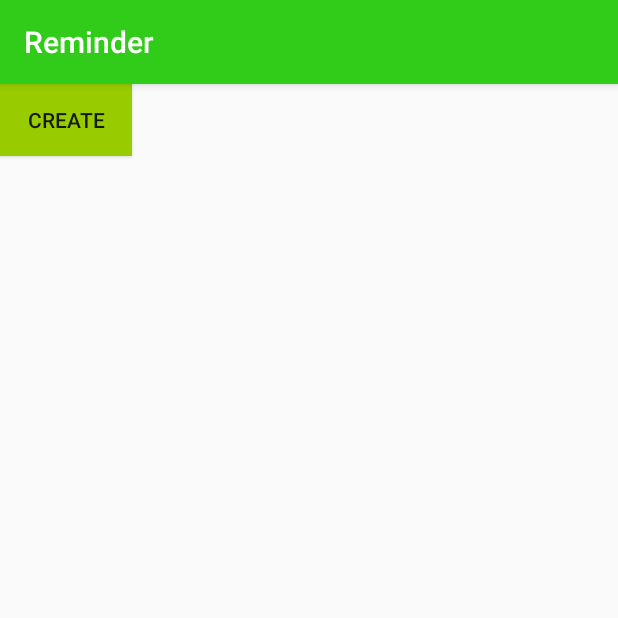
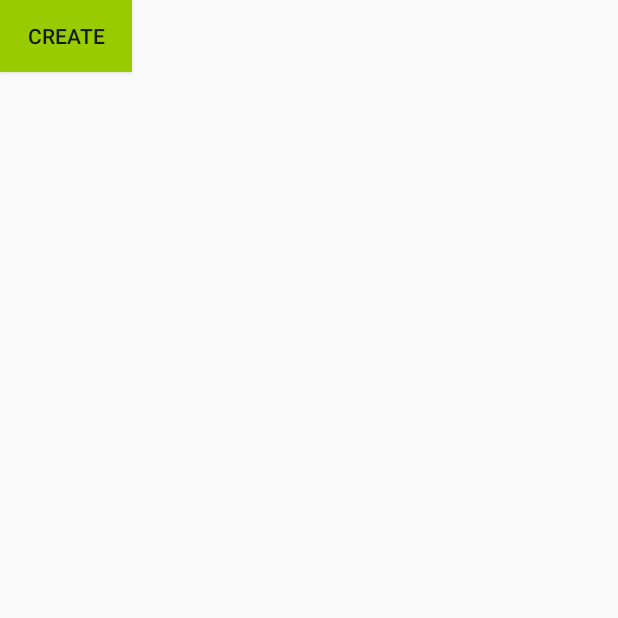
Before and after one commit to reischc/Rimbo, an Android app: the screen it shows after launch (NewReminder), after a tap on an icon or button, on a phone screen of 412 x 824 dp, the top half of it. Run offline under Robolectric (Android 15) with nearby library versions, the light colour scheme and no system bars.

Commit message:
14.05.2020, 11:00, deletet action bar

```diff
--- a/app/src/main/AndroidManifest.xml
+++ b/app/src/main/AndroidManifest.xml
@@ -5,7 +5,7 @@
     <application
         android:allowBackup="true"
         android:icon="@mipmap/ic_launcher"
-        android:label="@string/top_bar"
+        android:label=""
         android:roundIcon="@mipmap/ic_launcher_round"
         android:supportsRtl="true"
         android:theme="@style/AppTheme">
--- a/app/src/main/res/values/styles.xml
+++ b/app/src/main/res/values/styles.xml
@@ -1,11 +1,12 @@
 <resources>
 
     <!-- Base application theme. -->
-    <style name="AppTheme" parent="Theme.AppCompat.Light.DarkActionBar">
+    <style name="AppTheme" parent="Theme.AppCompat.Light.NoActionBar">
         <!-- Customize your theme here. -->
         <item name="colorPrimary">@color/colorPrimary</item>
         <item name="colorPrimaryDark">@color/colorPrimaryDark</item>
         <item name="colorAccent">@color/colorAccent</item>
     </style>
 
+
 </resources>
```
Also changed, not shown: app/src/main/res/drawable/rimbo.png (added).
